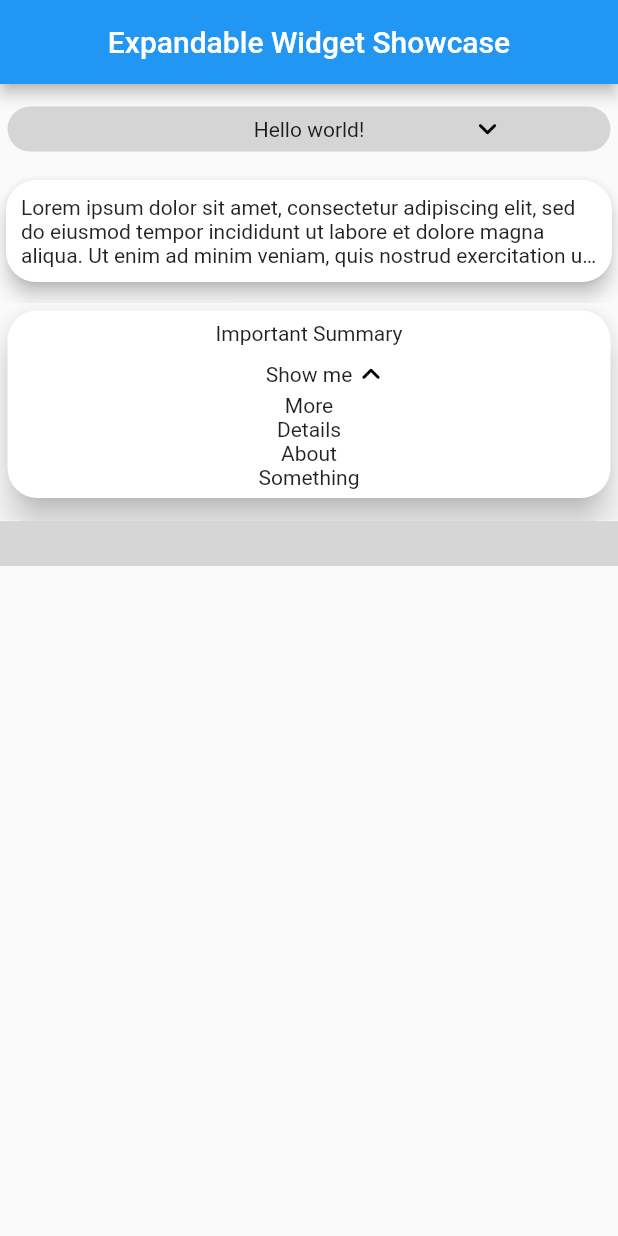
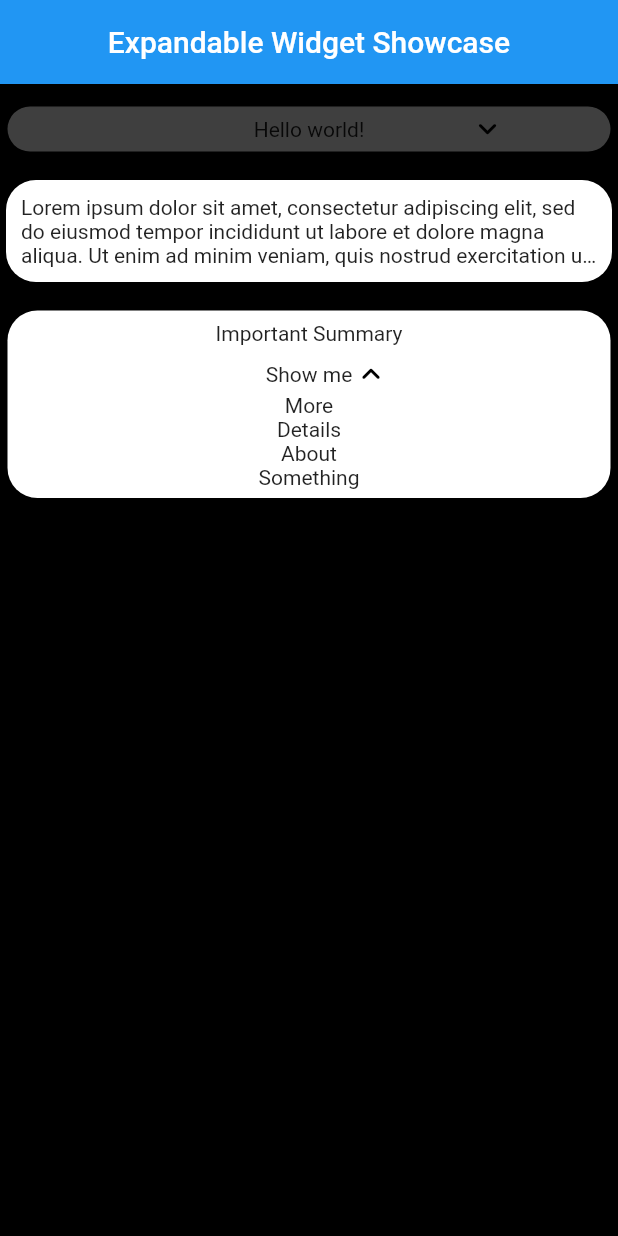
Before and after one commit to fatihozkan-github/ExpandableWidgets, a Flutter app: the screen it shows after launch, on a phone screen of 412 x 824 dp. Run offline on Flutter 3.47's test engine with Material 2 defaults, Android fonts, the phone set to English and light mode, and no system bars; grey boxes are pictures that could not be loaded.

Commit message:
• Background fix.

```diff
--- a/lib/example/main.dart
+++ b/lib/example/main.dart
@@ -8,6 +8,7 @@ class MyApp extends StatelessWidget {
   Widget build(BuildContext context) {
     return MaterialApp(
       home: Scaffold(
+        backgroundColor: Colors.black,
         appBar: AppBar(
           title: Center(child: Text('Expandable Widget Showcase')),
         ),
@@ -77,8 +78,11 @@ class MyApp extends StatelessWidget {
             SizedBox(height: 10),
 
             /// Example with background image
-            ExpandableWidget(
-              primaryWidget: Container(height: 30),
+            Padding(
+              padding: EdgeInsets.symmetric(horizontal: 300.0),
+              child: ExpandableWidget(
+                // primaryWidget: Container(height: 30),
+                primaryWidget: Text('ADfdg'),
                 secondaryWidget: Container(height: 30),
                 showArrowIcon: true,
                 backgroundImage: DecorationImage(
@@ -95,6 +99,7 @@ class MyApp extends StatelessWidget {
                 animationDuration: Duration(seconds: 1),
                 centralizePrimaryWidget: true,
               ),
+            ),
             SizedBox(height: 10),
           ],
         ),
--- a/lib/src/expandable.dart
+++ b/lib/src/expandable.dart
@@ -216,6 +216,7 @@ class _ExpandableState extends State<Expandable> with TickerProviderStateMixin {
     return Directionality(
       textDirection: TextDirection.ltr,
       child: Material(
+        color: Colors.transparent,
         child: InkWell(
           hoverColor: Colors.transparent,
           splashColor: Colors.transparent,
```
Lines whose indentation alone changed are shown as unchanged.
